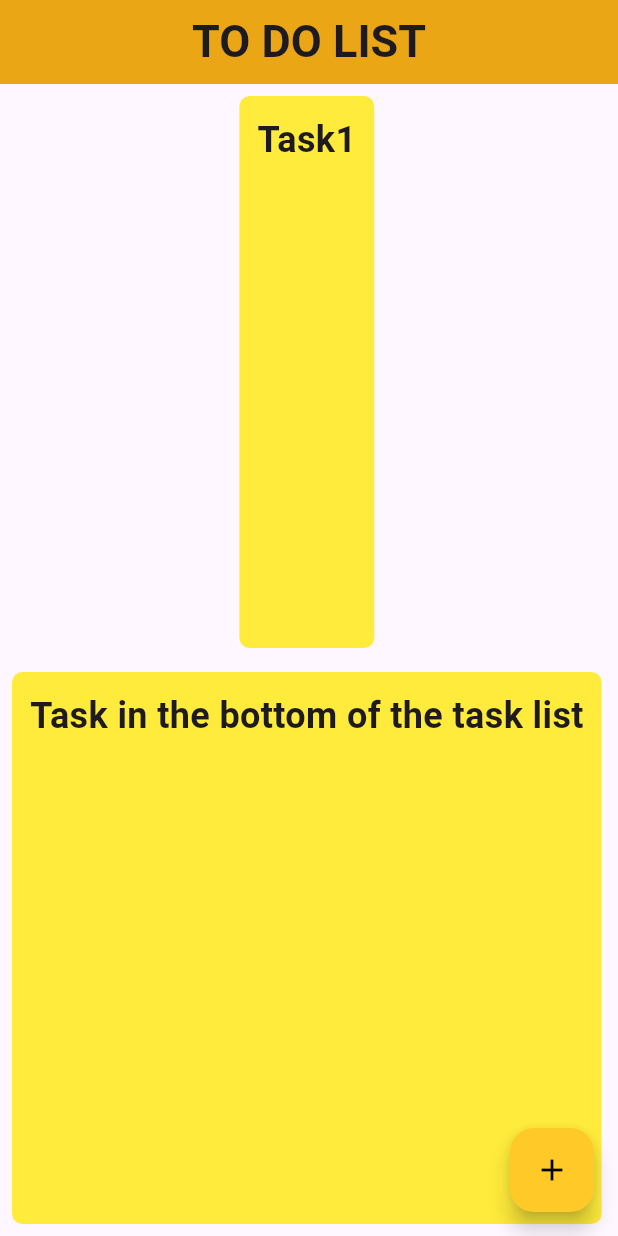
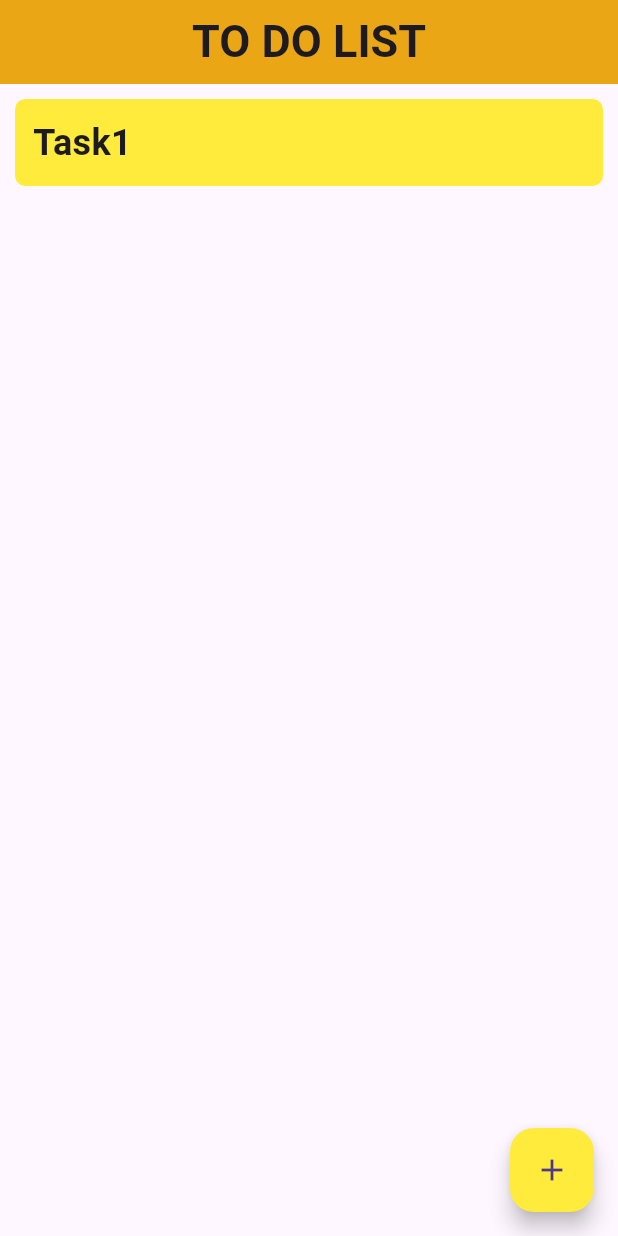
Before and after one commit to abde-salek/flutter_projects_basic, a Flutter app: the screen it shows after launch, after a tap on the "add" icon, on a phone screen of 412 x 824 dp. Run offline on Flutter 3.47's test engine with Material 3 defaults, Android fonts, the phone set to English and light mode, and no system bars.

Commit message:
fct order

```diff
--- /dev/null
+++ b/pro_2/lib/fct.dart
@@ -0,0 +1,10 @@
+import 'package:flutter/material.dart';
+
+class TaskInput extends StatelessWidget {
+const TaskInput({super.key});
+
+  @override
+  Widget build(BuildContext context) {
+    return const Placeholder();
+  }
+}
--- a/pro_2/lib/main.dart
+++ b/pro_2/lib/main.dart
@@ -17,6 +17,8 @@
 
 class _MyAppState extends State<MyApp> {
   // This widget is the root of your application.
+  //ListView.builder();
+
   @override
   Widget build(BuildContext context) {
     return MaterialApp(
@@ -34,14 +36,16 @@
           backgroundColor: Colors.amber[600],
           elevation: 10,
         ),
-        body: Column (
+        body: ListView (
+          //mainAxisAlignment: MainAxisAlignment.start,
+          children: [
+              Row(
                 mainAxisAlignment: MainAxisAlignment.start,
                   children: [
                     Expanded(
                       child: Container(
-                    //color: Colors.yellowAccent[400],
                         padding: const EdgeInsets.all(12.0),
-                    margin: const EdgeInsets.all(8),
+                        margin: const EdgeInsets.all(10),
                         decoration: BoxDecoration(
                           color: Colors.yellow[500],
                           borderRadius: BorderRadius.all(Radius.circular(7)),
@@ -54,74 +58,24 @@
                       ),
                           ),
                       ),),
-                Expanded(
-                  child: Container(
-                    //color: Colors.yellowAccent[400],
-                    padding: const EdgeInsets.all(12.0),
-                    margin: const EdgeInsets.all(8),
-                    decoration: BoxDecoration(
-                      color: Colors.yellow[500],
-                      borderRadius: BorderRadius.all(Radius.circular(7)),
+                  ],
                 ),
-                      child: Text(
-                    "Task in the bottom of the task list",
-                      style: TextStyle(
-                        fontWeight:FontWeight.bold,
-                        fontSize: 24, // Font size
-                  ),
-                      ),
-                  ),),
               ],
         ),
 
 
       floatingActionButton: FloatingActionButton(
-      onPressed: () {
-  showDialog(       //  Open a dialog box
-    context: context,  // Provide context of the current widget tree
-    builder: (context) {  // 3. Define a widget builder to construct the dialog's content
-      String newTask = '';  // 4. Initialize an empty string to store the new task input
-
-      // Return the dialog box with a title, text input, and action buttons
-      return AlertDialog(
-        title: Text("ENTER NEW TASK"),  // 6. Set the title of the dialog
-
-        content: TextField(
-          onChanged: (value) {  // 7. Capture the text input whenever the user types
-            newTask = value;  // 8. Assign the typed value to `newTask`
-          },
-        ),
-
-        actions: [
-          TextButton(
-            onPressed: () {  // action for the "Cancel" button
-              Navigator.of(context).pop();  // 10. Close the dialog when "Cancel" is pressed
-            },
-            child: Text('Cancel'),  // 11. Label the button as "Cancel"
-          ),
-          TextButton(
-            onPressed: () {  // 12. Define the action for the "Add" button
-              // Logic to add task (e.g., _addTask(newTask)) can be placed here
-
-              Navigator.of(context).pop();  // 13. Close the dialog after adding the task
-            },
-            child: Text('Add'),  // 14. Label the button as "Add"
-          ),
-        ],
-      );
-    },
-  );
-},
-      backgroundColor: Colors.amber[400], // Add an onPressed function here
+        backgroundColor: Colors.yellow[500],
         child: Icon(
           Icons.add,
-                  color: Colors.black,
-                ), // The + icon
-      //label: Text(''), // The text next to the icon
           ),
+      onPressed: () {
+        setState(() {
+          tasks.add("Task ${tasks.length + 1}");
+        });
 
-    )
-    );
+},
+    ),),);
   }
 }
 
```
Lines whose indentation alone changed are shown as unchanged.
